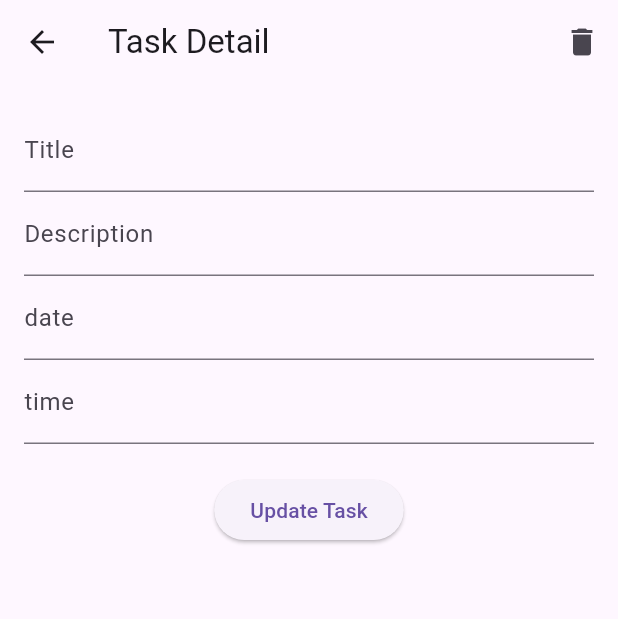
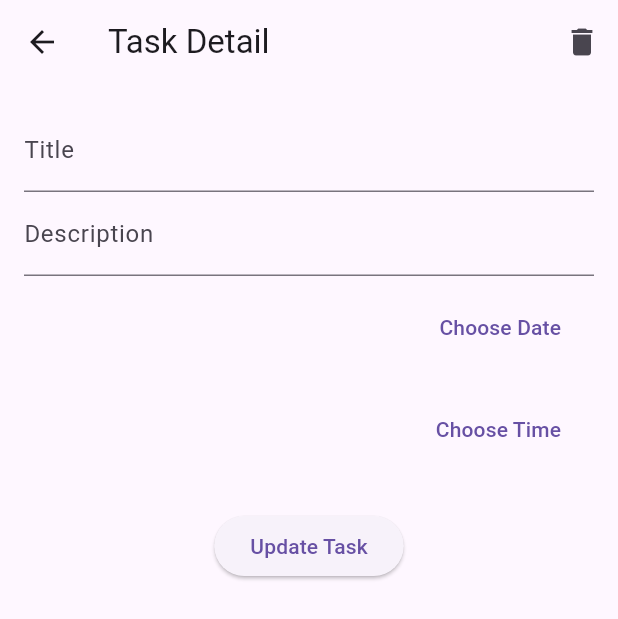
Before and after one commit to PhatHuuPham/task_manager, a Flutter app: the TaskDetailPage screen opened directly with empty values, on a phone screen of 412 x 824 dp. Shown: the top 619 px of the screen. Run offline on Flutter 3.47's test engine with Material 3 defaults, Android fonts, the phone set to English and light mode, and no system bars; our stand-ins replace cloud_firestore, firebase_core; accounts and stored records are empty.

Commit message:
thêm chức năng chọn ngày và giờ cho trang chi tiết nhiệm vụ

```diff
--- a/lib/features/task_manager/presentation/srceen/task_detail.dart
+++ b/lib/features/task_manager/presentation/srceen/task_detail.dart
@@ -1,5 +1,6 @@
 import 'package:flutter/material.dart';
 import 'package:cloud_firestore/cloud_firestore.dart';
+import 'package:intl/intl.dart';
 
 class TaskDetailPage extends StatefulWidget {
   final String taskId;
@@ -15,9 +16,10 @@ class _TaskDetailPageState extends State<TaskDetailPage> {
   final FirebaseFirestore _firestore = FirebaseFirestore.instance;
   final TextEditingController _titleController = TextEditingController();
   final TextEditingController _descriptionController = TextEditingController();
-  final TextEditingController _dateController = TextEditingController();
-  final TextEditingController _timeController = TextEditingController();
-
+  String date = '';
+  String time = '';
+  DateTime? _selectedDate;
+  TimeOfDay? _selectedTime;
   @override
   void initState() {
     super.initState();
@@ -31,8 +33,8 @@ class _TaskDetailPageState extends State<TaskDetailPage> {
       setState(() {
         _titleController.text = taskDoc['name'];
         _descriptionController.text = taskDoc['description'];
-        _dateController.text = taskDoc['date'];
-        _timeController.text = taskDoc['time'];
+        date = taskDoc['date'];
+        time = taskDoc['time'];
       });
     }
   }
@@ -41,8 +43,8 @@ class _TaskDetailPageState extends State<TaskDetailPage> {
     await _firestore.collection('tasks').doc(widget.taskId).update({
       'name': _titleController.text,
       'description': _descriptionController.text,
-      'date': _dateController.text,
-      'time': _timeController.text,
+      'date': date,
+      'time': time,
     });
     // ignore: use_build_context_synchronously
     Navigator.pop(context);
@@ -52,6 +54,54 @@ class _TaskDetailPageState extends State<TaskDetailPage> {
     await _firestore.collection('tasks').doc(widget.taskId).delete();
     // ignore: use_build_context_synchronously
     Navigator.pop(context);
+  }
+
+  void _showDatePicker() {
+    showDatePicker(
+      context: context,
+      initialDate: DateTime.now(),
+      firstDate: DateTime.now(),
+      lastDate: DateTime.now().add(const Duration(days: 365)),
+    ).then((pickedDate) {
+      if (pickedDate == null) {
+        return;
+      }
+      setState(() {
+        _selectedDate = pickedDate;
+        chageDate();
+      });
+    });
+  }
+
+  void _showTimePicker() {
+    showTimePicker(
+      context: context,
+      initialTime: TimeOfDay.now(),
+    ).then((pickedTime) {
+      if (pickedTime == null) {
+        return;
+      }
+      setState(() {
+        _selectedTime = pickedTime;
+        chageTime();
+      });
+    });
+  }
+
+  void chageDate() {
+    if (_selectedDate != null) {
+      setState(() {
+        date = DateFormat('yyyy-MM-dd').format(_selectedDate!);
+      });
+    }
+  }
+
+  void chageTime() {
+    if (_selectedTime != null) {
+      setState(() {
+        time = _selectedTime!.format(context);
+      });
+    }
   }
 
   @override
@@ -78,13 +128,41 @@ class _TaskDetailPageState extends State<TaskDetailPage> {
               controller: _descriptionController,
               decoration: const InputDecoration(labelText: 'Description'),
             ),
-            TextField(
-              controller: _dateController,
-              decoration: const InputDecoration(labelText: 'date'),
+            Container(
+              padding: const EdgeInsets.all(10),
+              child: Row(
+                children: [
+                  Expanded(
+                    child: Text(
+                      _selectedDate == null
+                          ? date
+                          : ' ${DateFormat.yMd().format(_selectedDate!)}',
+                    ),
+                  ),
+                  TextButton(
+                    onPressed: _showDatePicker,
+                    child: const Text('Choose Date'),
+                  ),
+                ],
+              ),
             ),
-            TextField(
-              controller: _timeController,
-              decoration: const InputDecoration(labelText: 'time'),
+            Container(
+              padding: const EdgeInsets.all(10),
+              child: Row(
+                children: [
+                  Expanded(
+                    child: Text(
+                      _selectedTime == null
+                          ? time
+                          : ' ${_selectedTime!.format(context)}',
+                    ),
+                  ),
+                  TextButton(
+                    onPressed: _showTimePicker,
+                    child: const Text('Choose Time'),
+                  ),
+                ],
+              ),
             ),
             const SizedBox(height: 20),
             ElevatedButton(
```
